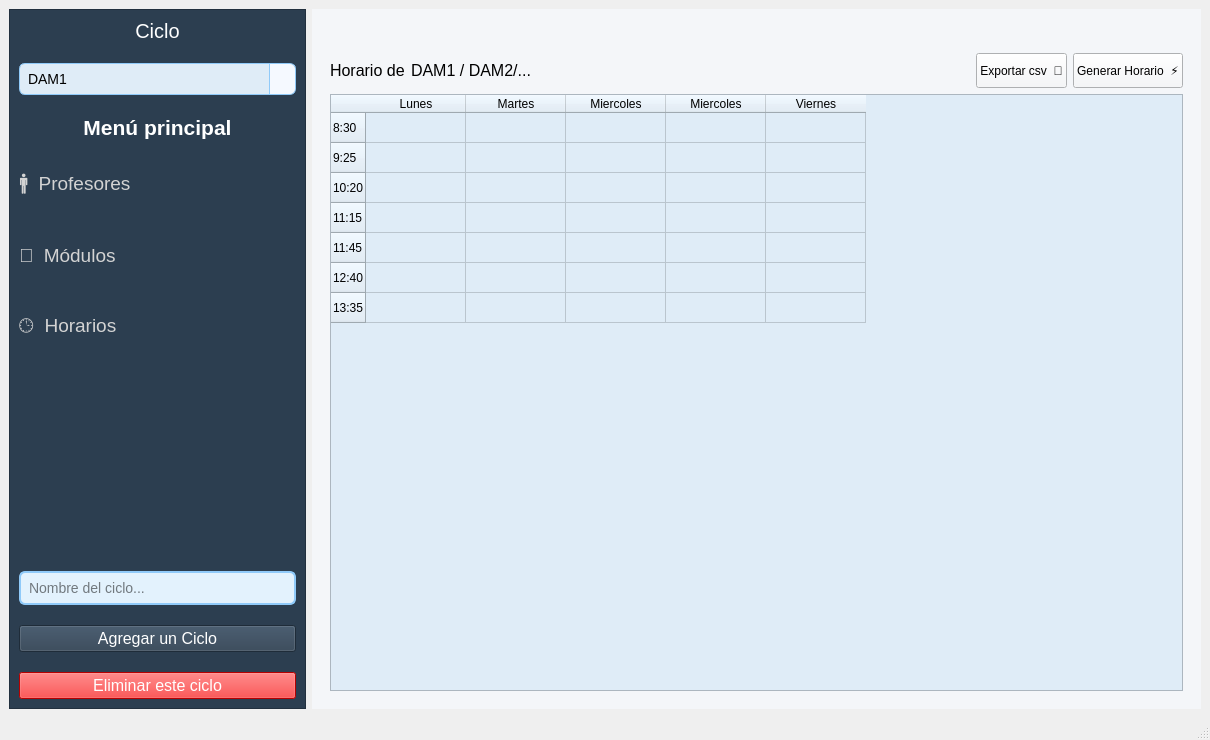
Above: src/ui/horarios.ui from IvanJesusCorbalanPascual/Creador-de-Horarios before the change. Below: the same form after it.
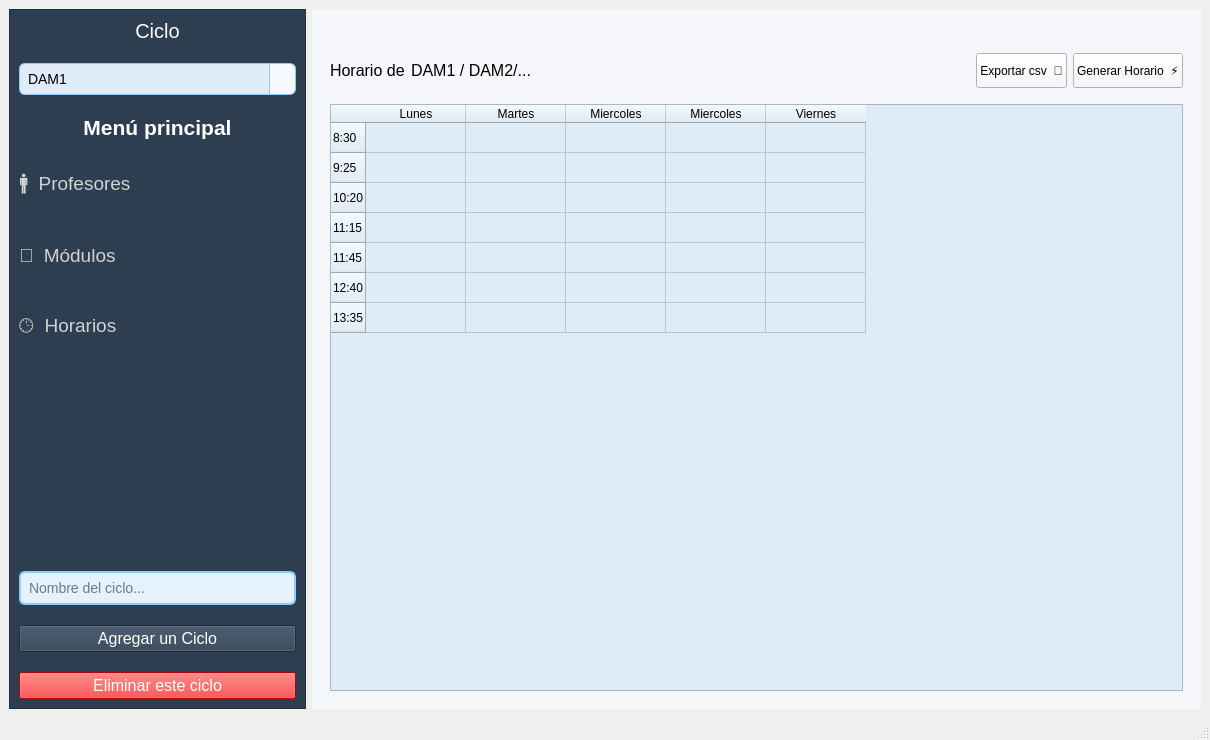
That is the form after the change. The open tabs and pages were chosen to show the change. Icons and pictures are not drawn.

Diff of the .ui file:
```diff
--- a/src/ui/horarios.ui
+++ b/src/ui/horarios.ui
@@ -874,6 +874,13 @@
              </item>
             </layout>
            </item>
+           <item>
+            <layout class="QHBoxLayout" name="horizontalLayout_9">
+             <property name="bottomMargin">
+              <number>10</number>
+             </property>
+            </layout>
+           </item>
            <item>
             <widget class="QTableWidget" name="tabl_horario_grid">
              <property name="minimumSize">
```
Left out of the diff: 8 changed lines with no effect on the pictures.
